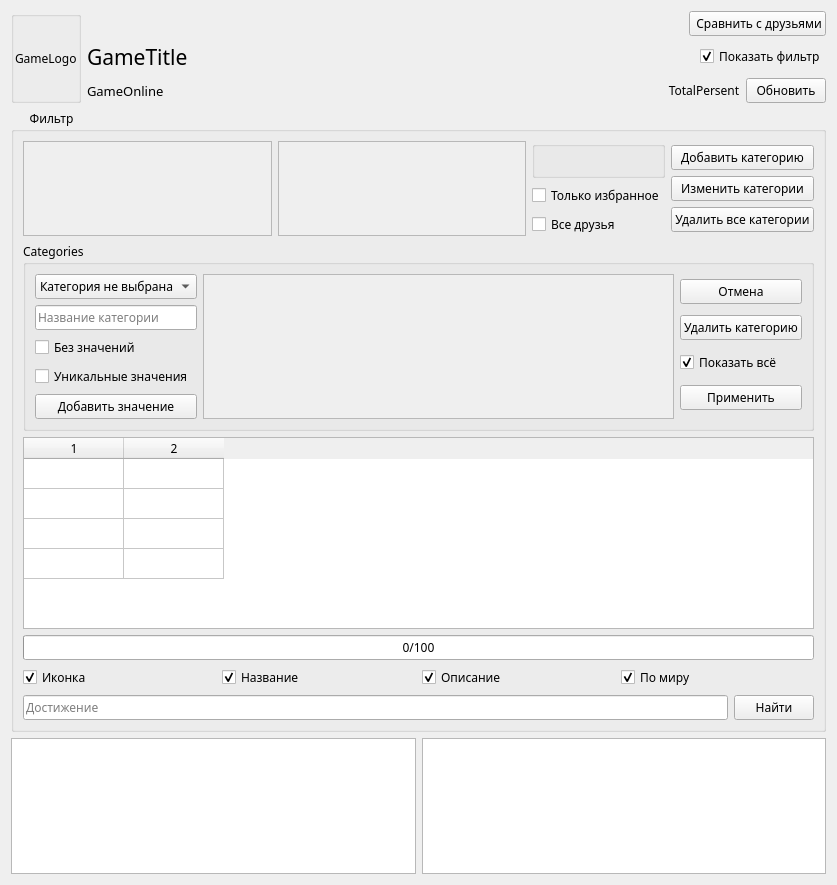
Above: AraSteamManager/subform/formachievements.ui from Arankir/AraSteamManager before the change. Below: the same form after it.
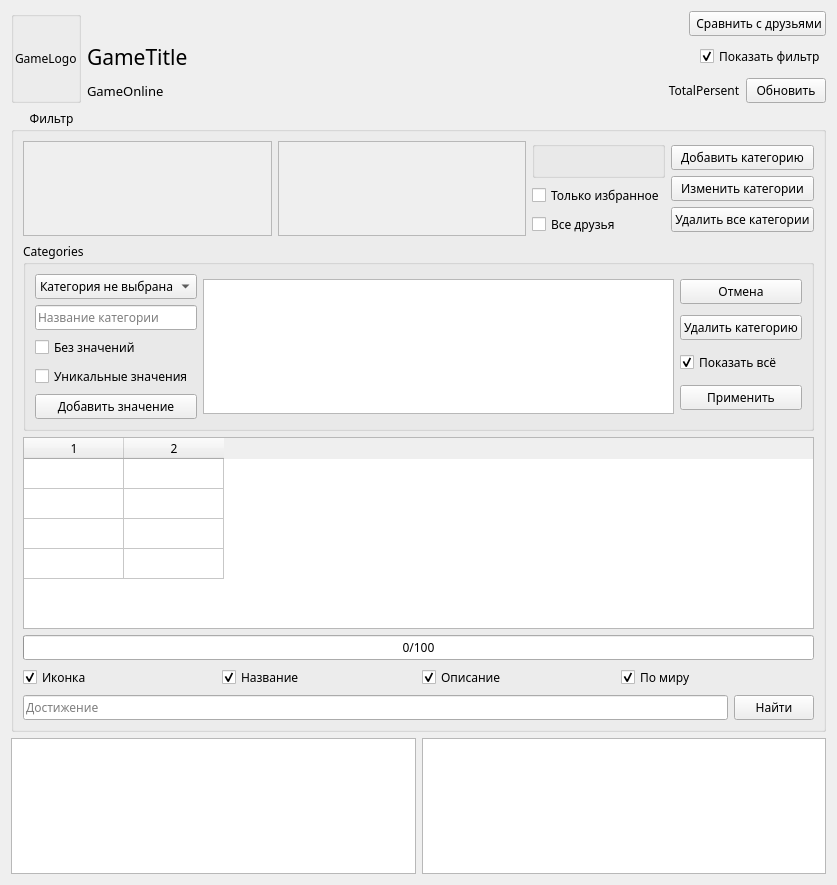
That is the form after the change.

What changed in the file:
```diff
--- a/AraSteamManager/subform/formachievements.ui
+++ b/AraSteamManager/subform/formachievements.ui
@@ -396,26 +396,28 @@
           </layout>
          </item>
          <item>
-          <widget class="QScrollArea" name="ScrollAreaValuesCategory">
+          <widget class="QListWidget" name="ListWidgetValuesCategory">
            <property name="sizePolicy">
             <sizepolicy hsizetype="Expanding" vsizetype="Minimum">
              <horstretch>0</horstretch>
              <verstretch>0</verstretch>
             </sizepolicy>
            </property>
-           <property name="widgetResizable">
+           <property name="maximumSize">
+            <size>
+             <width>16777215</width>
+             <height>135</height>
+            </size>
+           </property>
+           <property name="dragEnabled">
             <bool>true</bool>
            </property>
-           <widget class="QWidget" name="scrollAreaWidgetContents_5">
-            <property name="geometry">
-             <rect>
-              <x>0</x>
-              <y>0</y>
-              <width>505</width>
-              <height>135</height>
-             </rect>
-            </property>
-           </widget>
+           <property name="dragDropMode">
+            <enum>QAbstractItemView::InternalMove</enum>
+           </property>
+           <property name="defaultDropAction">
+            <enum>Qt::MoveAction</enum>
+           </property>
           </widget>
          </item>
          <item>
```
Left out of the diff: 12 changed lines with no effect on the pictures.
